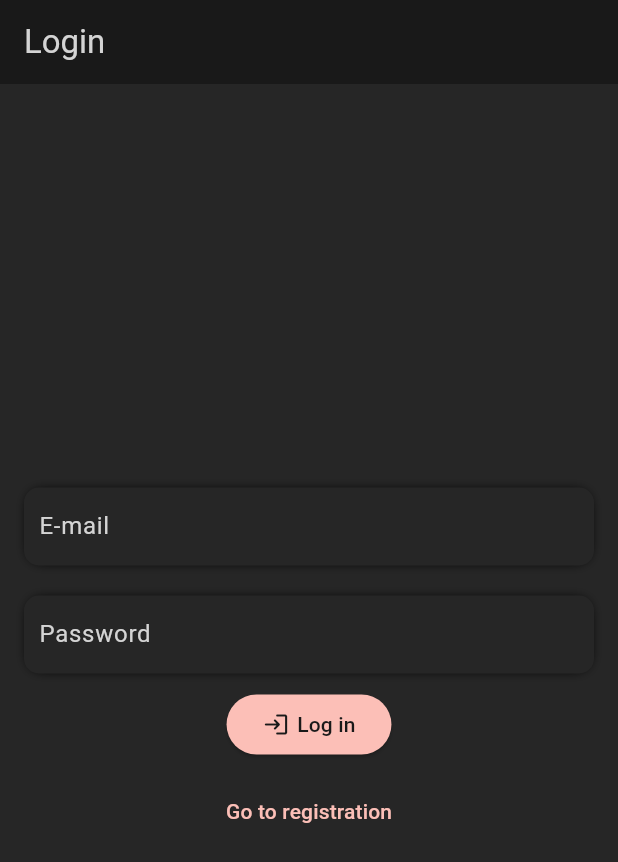
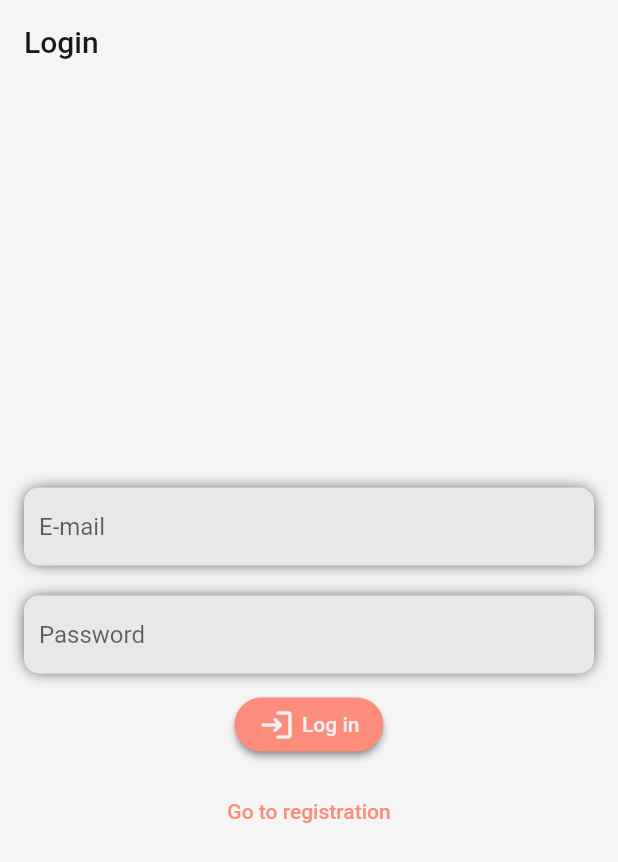
Before and after one commit to michalmusil/flutter_todo, a Flutter app: the screen it shows after launch, on a phone screen of 412 x 824 dp. Shown: the top 862 px of the screen. Run offline on Flutter 3.47's test engine with Material 2 defaults, Android fonts, the phone set to English and light mode, and no system bars; our stand-ins replace cloud_firestore, firebase_auth, firebase_core; accounts and stored records are empty.

Commit message:
Light and dark theme added

```diff
--- a/lib/components/decorative/item_detail.dart
+++ b/lib/components/decorative/item_detail.dart
@@ -24,14 +24,14 @@ class ItemDetail extends StatelessWidget {
               if (icon != null)
                 Container(
                   decoration: BoxDecoration(
-                      color: Theme.of(context).colorScheme.primary,
+                      color: Theme.of(context).colorScheme.secondary,
                       borderRadius: BorderRadius.circular(100)),
                   child: Padding(
                     padding: const EdgeInsets.all(8),
                     child: Icon(
                       icon,
                       size: 23,
-                      color: Theme.of(context).colorScheme.onBackground,
+                      color: Theme.of(context).colorScheme.onSecondary,
                     ),
                   ),
                 ),
@@ -43,7 +43,7 @@ class ItemDetail extends StatelessWidget {
                 children: [
                   Text(
                     label,
-                    style: Theme.of(context).textTheme.labelSmall,
+                    style: Theme.of(context).textTheme.labelMedium,
                   ),
                   const SizedBox(
                     height: 5,
--- a/lib/components/forms/custom_switch.dart
+++ b/lib/components/forms/custom_switch.dart
@@ -46,6 +46,7 @@ class _CustomSwitchState extends State<CustomSwitch> {
                 widget.label,
                 style: TextStyle(
                   color: Theme.of(context).colorScheme.secondary,
+                  fontWeight: FontWeight.bold,
                 ),
                 maxLines: 1,
                 overflow: TextOverflow.ellipsis,
@@ -55,7 +56,6 @@ class _CustomSwitchState extends State<CustomSwitch> {
               value: widget.value,
               onChanged: widget.onCheckChanged,
               activeColor: Theme.of(context).colorScheme.primary,
-              activeTrackColor: Theme.of(context).colorScheme.secondary,
             )
           ],
         ),
--- a/lib/components/forms/custom_text_input.dart
+++ b/lib/components/forms/custom_text_input.dart
@@ -88,8 +88,8 @@ class _CustomTextInputState extends State<CustomTextInput> {
           boxShadow: [
             BoxShadow(
               color: Theme.of(context).colorScheme.shadow,
-              blurRadius: 5,
-              spreadRadius: -2,
+              blurRadius: 8,
+              spreadRadius: -1
             ),
           ],
           borderRadius: BorderRadius.circular(10),
@@ -121,7 +121,7 @@ class _CustomTextInputState extends State<CustomTextInput> {
                   ? Text(
                       widget.label!,
                       style: TextStyle(
-                        color: Theme.of(context).colorScheme.primary,
+                        color: Theme.of(context).colorScheme.secondary,
                       ),
                     )
                   : null,
--- a/lib/components/list_items/task_list_item.dart
+++ b/lib/components/list_items/task_list_item.dart
@@ -104,8 +104,8 @@ class _TaskListItemState extends State<TaskListItem> {
                     final valueToSet = value ?? _isChecked;
                     _onCompletedChanged(valueToSet);
                   },
-                  activeColor: Theme.of(context).colorScheme.secondary,
-                  checkColor: Theme.of(context).colorScheme.onSecondary,
+                  activeColor: Theme.of(context).colorScheme.primary,
+                  checkColor: Theme.of(context).colorScheme.onPrimary,
                   shape: const CircleBorder(),
                   side: BorderSide(
                     color: Theme.of(context).colorScheme.onSurface,
--- a/lib/components/misc/rounded_push_button.dart
+++ b/lib/components/misc/rounded_push_button.dart
@@ -23,10 +23,13 @@ class RoundedPushButton extends StatelessWidget {
     return ElevatedButton(
       style: ElevatedButton.styleFrom(
         backgroundColor:
-            backgroundColor ?? Theme.of(context).colorScheme.secondary,
+            backgroundColor ?? Theme.of(context).colorScheme.primary,
         foregroundColor:
-            foregroundColor ?? Theme.of(context).colorScheme.onSecondary,
+            foregroundColor ?? Theme.of(context).colorScheme.onPrimary,
         shadowColor: Theme.of(context).colorScheme.shadow,
+        shape: RoundedRectangleBorder(
+          borderRadius: BorderRadius.circular(100),
+        ),
       ),
       onPressed: onClick,
       child: expand
@@ -55,7 +58,7 @@ class RoundedPushButton extends StatelessWidget {
                     Icon(
                       icon,
                       color: foregroundColor ??
-                          Theme.of(context).colorScheme.onSecondary,
+                          Theme.of(context).colorScheme.onPrimary,
                     ),
                   if (icon != null)
                     const SizedBox(
--- a/lib/main.dart
+++ b/lib/main.dart
@@ -33,9 +33,14 @@ class TodoApplication extends StatelessWidget {
         title: 'Todo app',
         debugShowCheckedModeBanner: false,
         theme: ThemeData(
-          colorScheme: appColorScheme,
-          textTheme: appTextTheme,
-          useMaterial3: true,
+          scaffoldBackgroundColor: lightColorScheme.background,
+          brightness: Brightness.light,
+          colorScheme: lightColorScheme,
+        ),
+        darkTheme: ThemeData(
+          scaffoldBackgroundColor: darkColorScheme.background,
+          brightness: Brightness.dark,
+          colorScheme: darkColorScheme,
         ),
         home: const LoginScreen(),
         onGenerateRoute: (settings) {
@@ -44,8 +49,10 @@ class TodoApplication extends StatelessWidget {
             Routes.login.route: (context) => const LoginScreen(),
             Routes.registration.route: (context) => const Registration(),
             Routes.tasks.route: (context) => const TasksScreen(),
-            Routes.taskDetail.route: (context) => TaskDetail(task: arguments as TaskModel),
-            Routes.taskCreateOrUpdate.route: (context) => TaskCreateUpdate(task: arguments as TaskModel?),
+            Routes.taskDetail.route: (context) =>
+                TaskDetail(task: arguments as TaskModel),
+            Routes.taskCreateOrUpdate.route: (context) =>
+                TaskCreateUpdate(task: arguments as TaskModel?),
           };
           final currentBuilder = routes[settings.name]!;
           return MaterialPageRoute(builder: (ctx) => currentBuilder(ctx));
--- a/lib/screens/login.dart
+++ b/lib/screens/login.dart
@@ -1,4 +1,5 @@
 import 'package:flutter/material.dart';
+import 'package:flutter/services.dart';
 import 'package:todo_list/components/forms/custom_text_input.dart';
 import 'package:todo_list/components/misc/rounded_push_button.dart';
 import 'package:todo_list/navigation/nav_router.dart';
@@ -72,6 +73,12 @@ class _LoginScreenState extends State<LoginScreen> {
         title: const Text('Login'),
         backgroundColor: Theme.of(context).colorScheme.background,
         foregroundColor: Theme.of(context).colorScheme.onBackground,
+        elevation: 0,
+        systemOverlayStyle: SystemUiOverlayStyle(
+          statusBarColor: Colors.transparent,
+          statusBarIconBrightness: Theme.of(context).brightness == Brightness.light ? Brightness.dark : Brightness.light,
+          statusBarBrightness: Theme.of(context).brightness == Brightness.light ? Brightness.dark : Brightness.light,
+        ),
       ),
       body: Padding(
         padding: const EdgeInsets.symmetric(horizontal: 16.0),
@@ -81,6 +88,7 @@ class _LoginScreenState extends State<LoginScreen> {
           children: [
             CustomTextInput(
               controller: _email,
+              allowClearButton: true,
               keyboardType: TextInputType.emailAddress,
               hint: 'E-mail',
               label: 'E-mail',
@@ -93,6 +101,7 @@ class _LoginScreenState extends State<LoginScreen> {
             CustomTextInput(
               controller: _password,
               obscureText: true,
+              allowClearButton: true,
               hint: 'Password',
               label: 'Password',
               errorText: _errorText,
@@ -120,7 +129,7 @@ class _LoginScreenState extends State<LoginScreen> {
                 child: Text(
                   'Go to registration',
                   style:
-                      TextStyle(color: Theme.of(context).colorScheme.secondary),
+                      TextStyle(color: Theme.of(context).colorScheme.primary),
                 ),
               ),
             )
--- a/lib/screens/registration.dart
+++ b/lib/screens/registration.dart
@@ -75,6 +75,7 @@ class _RegistrationState extends State<Registration> {
         title: const Text('Register'),
         backgroundColor: Theme.of(context).colorScheme.background,
         foregroundColor: Theme.of(context).colorScheme.onBackground,
+        elevation: 0,
       ),
       body: Padding(
         padding: const EdgeInsets.symmetric(horizontal: 16.0),
@@ -84,6 +85,7 @@ class _RegistrationState extends State<Registration> {
           children: [
             CustomTextInput(
               controller: _email,
+              allowClearButton: true,
               keyboardType: TextInputType.emailAddress,
               hint: 'E-mail',
               label: 'E-mail',
@@ -96,6 +98,7 @@ class _RegistrationState extends State<Registration> {
             CustomTextInput(
               controller: _password,
               obscureText: true,
+              allowClearButton: true,
               hint: 'Password',
               label: 'Password',
               errorText: _errorText,
@@ -123,7 +126,7 @@ class _RegistrationState extends State<Registration> {
                 child: Text(
                   'Go to login',
                   style:
-                      TextStyle(color: Theme.of(context).colorScheme.secondary),
+                      TextStyle(color: Theme.of(context).colorScheme.primary),
                 ),
               ),
             )
--- a/lib/screens/task_create_update.dart
+++ b/lib/screens/task_create_update.dart
@@ -105,6 +105,7 @@ class _TaskCreateUpdateState extends State<TaskCreateUpdate> {
       appBar: AppBar(
         backgroundColor: Theme.of(context).colorScheme.background,
         foregroundColor: Theme.of(context).colorScheme.onBackground,
+        elevation: 0,
         title: Text(
           (_isUpdating == true ? "Update task" : "Add task"),
           overflow: TextOverflow.ellipsis,
@@ -134,7 +135,7 @@ class _TaskCreateUpdateState extends State<TaskCreateUpdate> {
               },
               icon: Icon(
                 Icons.delete_rounded,
-                color: Theme.of(context).colorScheme.onPrimary,
+                color: Theme.of(context).colorScheme.onSecondary,
               ),
             ),
           ),
--- a/lib/screens/task_detail.dart
+++ b/lib/screens/task_detail.dart
@@ -45,6 +45,7 @@ class _TaskDetailState extends State<TaskDetail> {
       appBar: AppBar(
         backgroundColor: Theme.of(context).colorScheme.background,
         foregroundColor: Theme.of(context).colorScheme.onBackground,
+        elevation: 0,
         title: const Text(
           "Task detail",
           overflow: TextOverflow.ellipsis,
@@ -72,7 +73,7 @@ class _TaskDetailState extends State<TaskDetail> {
               },
               icon: Icon(
                 Icons.delete_rounded,
-                color: Theme.of(context).colorScheme.onPrimary,
+                color: Theme.of(context).colorScheme.onSecondary,
               ))
         ],
       ),
--- a/lib/themes.dart
+++ b/lib/themes.dart
@@ -1,21 +1,37 @@
 import 'package:flutter/material.dart';
 
-const appColorScheme = ColorScheme(
+const lightColorScheme = ColorScheme(
+  brightness: Brightness.light,
+  primary: Color(0xFFFE8C7C),
+  onPrimary: Color(0xFFF1F1F1),
+  secondary: Color(0xFF3750C2),
+  onSecondary: Color(0xFFF1F1F1),
+  background: Color(0xFFF5F5F5),
+  onBackground: Color(0xFF191919),
+  surface: Color(0xFFE8E8E8),
+  onSurface: Color(0xFF191919),
+  error: Color(0xDAE10000),
+  onError: Color(0xFFF1F1F1),
+  shadow: Color(0xFF545454)
+);
+
+const darkColorScheme = ColorScheme(
   brightness: Brightness.dark,
-  primary: Color(0xFF566299),
-  onPrimary: Color(0xFFD4D4D4),
-  secondary: Color(0xFFFCBFB7),
-  onSecondary: Color(0xFF191919),
+  primary: Color(0xFFFCBFB7),
+  onPrimary: Color(0xFF191919),
+  secondary: Color(0xFF3A82EE),
+  onSecondary: Color(0xFFD4D4D4),
   background: Color(0xFF191919),
   onBackground: Color(0xFFD4D4D4),
   surface: Color.fromARGB(255, 38, 38, 38),
   onSurface: Color.fromARGB(255, 212, 212, 212),
-  error: Color.fromARGB(255, 178, 0, 0),
-  onError: Color.fromARGB(255, 220, 220, 220),
+  error: Color(0xFFB20000),
+  onError: Color(0xFFDCDCDC),
+  shadow: Color.fromARGB(255, 79, 79, 79)
 );
 
 
-const appTextColor = Color.fromARGB(255, 212, 212, 212);
+const appTextColor = Color(0xFFD4D4D4);
 
 const appTextTheme = TextTheme(
   bodyLarge: TextStyle(color: appTextColor),
```
Also changed, not shown: lib/components/forms/custom_date_picker.dart (+6 -3 lines), lib/components/popups/confirmation_popup.dart (+11 -16 lines), lib/screens/tasks.dart (+12 -10 lines).
